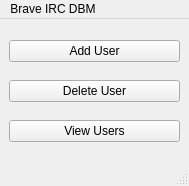
Old version of the form db/ui/main.ui in the repository doubledubba/braveirc.
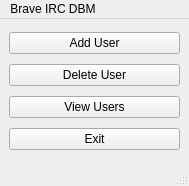
New version of the form.

```diff
--- a/db/ui/main.ui
+++ b/db/ui/main.ui
@@ -48,6 +48,13 @@
       </property>
      </widget>
     </item>
+    <item>
+     <widget class="QPushButton" name="exitButton">
+      <property name="text">
+       <string>Exit</string>
+      </property>
+     </widget>
+    </item>
    </layout>
   </widget>
   <widget class="QMenuBar" name="menubar">
```
Left out of the diff: 32 changed lines with no effect on the pictures.
